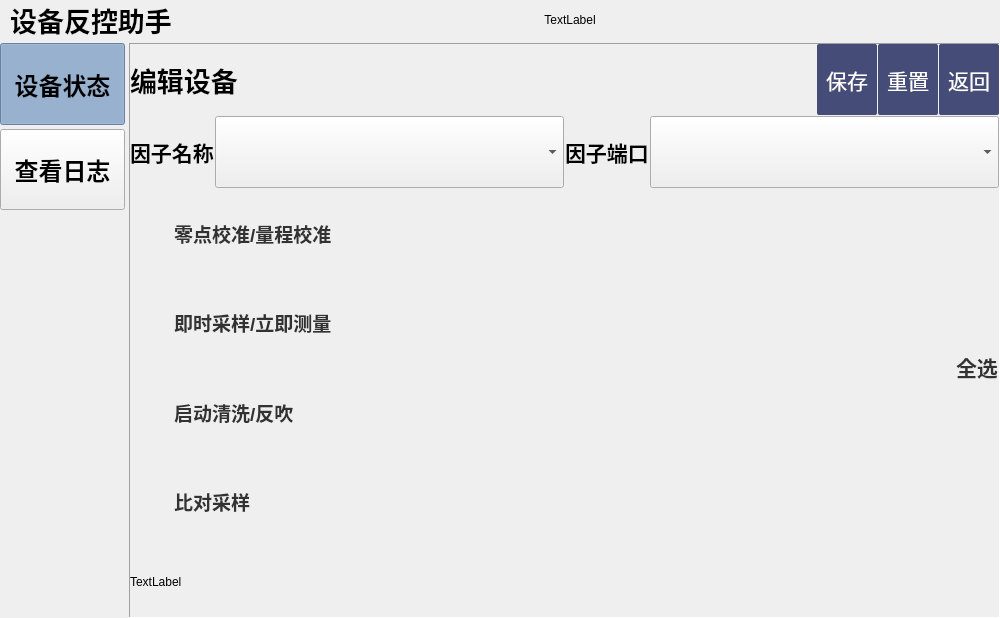
Before: the Qt Designer form DRCA/DeviceRCA/widget.ui in aa123Eason/workcode, drawn with Qt 5.
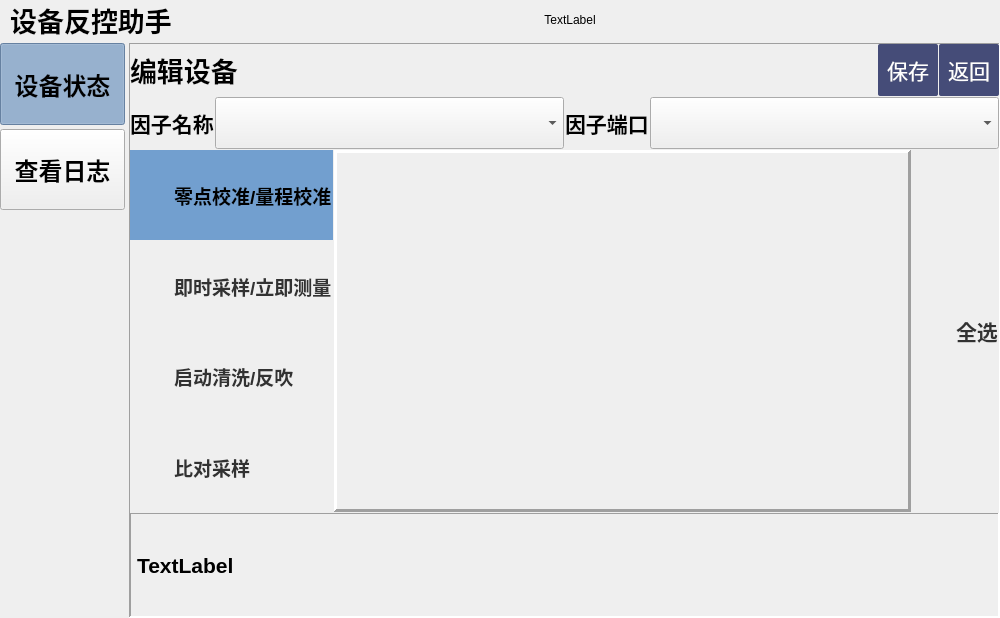
After: the same form once the commit is applied. The open tabs and pages were chosen to show the change. Icons and pictures are not drawn.

Patch:
```diff
--- a/DRCA/DeviceRCA/widget.ui
+++ b/DRCA/DeviceRCA/widget.ui
@@ -390,7 +390,7 @@
         </layout>
        </widget>
        <widget class="QWidget" name="deviceedit">
-        <layout class="QVBoxLayout" name="verticalLayout_6" stretch="1,1,5,1">
+        <layout class="QVBoxLayout" name="verticalLayout_6" stretch="1,1,7,2">
          <property name="spacing">
           <number>1</number>
          </property>
@@ -407,7 +407,7 @@
           <number>0</number>
          </property>
          <item>
-          <layout class="QHBoxLayout" name="horizontalLayout_3" stretch="7,0,0,0">
+          <layout class="QHBoxLayout" name="horizontalLayout_3" stretch="7,0,0">
            <item>
             <widget class="QLabel" name="label_2">
              <property name="font">
@@ -465,49 +465,6 @@
              </property>
             </widget>
            </item>
-           <item>
-            <widget class="QPushButton" name="reset">
-             <property name="sizePolicy">
-              <sizepolicy hsizetype="Minimum" vsizetype="Preferred">
-               <horstretch>0</horstretch>
-               <verstretch>0</verstretch>
-              </sizepolicy>
-             </property>
-             <property name="font">
-              <font>
-               <pointsize>16</pointsize>
-              </font>
-             </property>
-             <property name="styleSheet">
-              <string notr="true">QPushButton{
-background-color: rgb(69, 76, 120);
-color: rgb(255, 255, 255);
-border: none;
-border-radius: 2px;
-width:60px;
-
-}
- 
-QPushButton:hover{
-background-color: rgb(0, 0, 152);
-color: rgb(255, 255, 255);
-border: none;
-border-radius: 3px;
-
-}
- 
-QPushButton:pressed{
-background-color: rgb(0, 0, 152);
-color: rgb(255, 255, 255);
-
-}
-</string>
-             </property>
-             <property name="text">
-              <string>重置</string>
-             </property>
-            </widget>
-           </item>
            <item>
             <widget class="QPushButton" name="reback">
              <property name="sizePolicy">
@@ -632,7 +589,7 @@
           </layout>
          </item>
          <item>
-          <layout class="QHBoxLayout" name="horizontalLayout_4" stretch="0,7,1">
+          <layout class="QHBoxLayout" name="horizontalLayout_4" stretch="0,7,0">
            <item>
             <layout class="QVBoxLayout" name="verticalLayout_4">
              <item>
@@ -694,6 +651,12 @@
                <property name="text">
                 <string>零点校准/量程校准</string>
                </property>
+               <property name="checked">
+                <bool>true</bool>
+               </property>
+               <property name="autoExclusive">
+                <bool>true</bool>
+               </property>
               </widget>
              </item>
              <item>
@@ -883,6 +846,15 @@
            </item>
            <item>
             <widget class="QStackedWidget" name="edittimeframe">
+             <property name="frameShape">
+              <enum>QFrame::Panel</enum>
+             </property>
+             <property name="frameShadow">
+              <enum>QFrame::Raised</enum>
+             </property>
+             <property name="lineWidth">
+              <number>3</number>
+             </property>
              <widget class="QWidget" name="ep1"/>
              <widget class="QWidget" name="ep2"/>
              <widget class="QWidget" name="ep3"/>
@@ -952,6 +924,19 @@
          </item>
          <item>
           <widget class="QLabel" name="editcmdinfo">
+           <property name="font">
+            <font>
+             <pointsize>16</pointsize>
+             <weight>75</weight>
+             <bold>true</bold>
+            </font>
+           </property>
+           <property name="frameShape">
+            <enum>QFrame::Panel</enum>
+           </property>
+           <property name="frameShadow">
+            <enum>QFrame::Sunken</enum>
+           </property>
            <property name="text">
             <string>TextLabel</string>
            </property>
```
Left out of the diff: 99 changed lines with no effect on the pictures.
